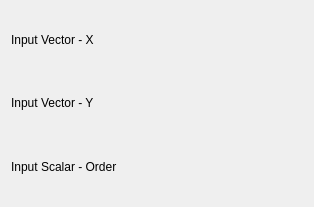
Above: src/plugins/fits/polynomial_unweighted/fitpolynomial_unweightedconfig.ui from Kst-plot/kst before the change. Below: the same form after it.
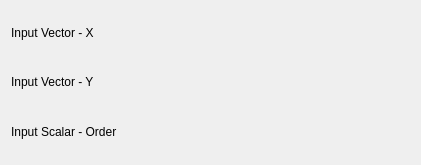
That is the form after the change. Custom widgets are drawn as their Qt base class.

The edit to the form file:
```diff
--- a/src/plugins/fits/polynomial_unweighted/fitpolynomial_unweightedconfig.ui
+++ b/src/plugins/fits/polynomial_unweighted/fitpolynomial_unweightedconfig.ui
@@ -5,13 +5,19 @@
    <rect>
     <x>0</x>
     <y>0</y>
-    <width>314</width>
-    <height>207</height>
+    <width>421</width>
+    <height>165</height>
    </rect>
   </property>
+  <property name="minimumSize" >
+   <size>
+    <width>400</width>
+    <height>0</height>
+   </size>
+  </property>
   <layout class="QVBoxLayout" name="verticalLayout" >
    <item>
-    <layout class="QHBoxLayout" name="horizontalLayout_2" >
+    <layout class="QHBoxLayout" name="horizontalLayout_3" >
      <item>
       <widget class="QLabel" name="label_4" >
        <property name="sizePolicy" >
@@ -28,6 +34,19 @@
        </property>
       </widget>
      </item>
+     <item>
+      <spacer name="horizontalSpacer" >
+       <property name="orientation" >
+        <enum>Qt::Horizontal</enum>
+       </property>
+       <property name="sizeHint" stdset="0" >
+        <size>
+         <width>40</width>
+         <height>20</height>
+        </size>
+       </property>
+      </spacer>
+     </item>
      <item>
       <widget class="Kst::VectorSelector" native="1" name="_vectorX" >
        <property name="sizePolicy" >
@@ -41,7 +60,7 @@
     </layout>
    </item>
    <item>
-    <layout class="QHBoxLayout" name="horizontalLayout" >
+    <layout class="QHBoxLayout" name="horizontalLayout_2" >
      <item>
       <widget class="QLabel" name="label_3" >
        <property name="sizePolicy" >
@@ -58,6 +77,19 @@
        </property>
       </widget>
      </item>
+     <item>
+      <spacer name="horizontalSpacer_2" >
+       <property name="orientation" >
+        <enum>Qt::Horizontal</enum>
+       </property>
+       <property name="sizeHint" stdset="0" >
+        <size>
+         <width>40</width>
+         <height>20</height>
+        </size>
+       </property>
+      </spacer>
+     </item>
      <item>
       <widget class="Kst::VectorSelector" native="1" name="_vectorY" >
        <property name="sizePolicy" >
@@ -71,7 +103,7 @@
     </layout>
    </item>
    <item>
-    <layout class="QHBoxLayout" name="horizontalLayout_3" >
+    <layout class="QHBoxLayout" name="horizontalLayout" >
      <item>
       <widget class="QLabel" name="label_6" >
        <property name="sizePolicy" >
@@ -88,6 +120,19 @@
        </property>
       </widget>
      </item>
+     <item>
+      <spacer name="horizontalSpacer_3" >
+       <property name="orientation" >
+        <enum>Qt::Horizontal</enum>
+       </property>
+       <property name="sizeHint" stdset="0" >
+        <size>
+         <width>40</width>
+         <height>20</height>
+        </size>
+       </property>
+      </spacer>
+     </item>
      <item>
       <widget class="Kst::ScalarSelector" native="1" name="_scalarOrder" />
      </item>
```
